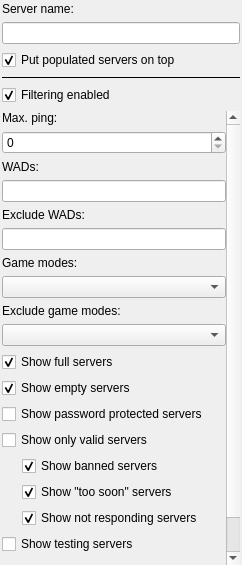
Qt form src/core/gui/serverfilterdock.ui (DoomseekerTeam/Doomseeker) before a commit.
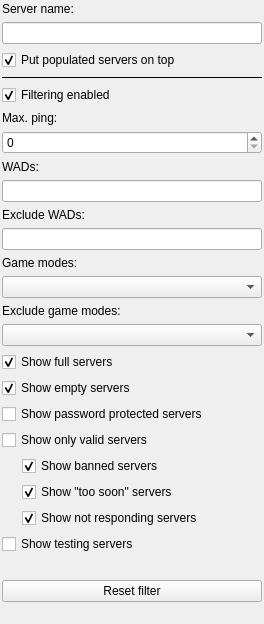
The same form after that commit. Custom widgets are drawn as their Qt base class.

Commit message: Rename the "Clear" button in server filters to "Reset filter" (#4078)

```diff
--- a/src/core/gui/serverfilterdock.ui
+++ b/src/core/gui/serverfilterdock.ui
@@ -6,8 +6,8 @@
    <rect>
     <x>0</x>
     <y>0</y>
-    <width>242</width>
-    <height>565</height>
+    <width>264</width>
+    <height>624</height>
    </rect>
   </property>
   <property name="sizePolicy">
@@ -16,6 +16,12 @@
     <verstretch>0</verstretch>
    </sizepolicy>
   </property>
+  <property name="minimumSize">
+   <size>
+    <width>264</width>
+    <height>193</height>
+   </size>
+  </property>
   <property name="windowTitle">
    <string>Server filter</string>
   </property>
@@ -105,8 +111,8 @@
         <rect>
          <x>0</x>
          <y>0</y>
-         <width>220</width>
-         <height>467</height>
+         <width>260</width>
+         <height>500</height>
         </rect>
        </property>
        <layout class="QVBoxLayout" name="verticalLayout_3">
@@ -317,7 +323,7 @@
         <item>
          <widget class="QPushButton" name="btnClear">
           <property name="text">
-           <string>Clear</string>
+           <string>Reset filter</string>
           </property>
          </widget>
         </item>
```
The commit also changes 1 other file.
